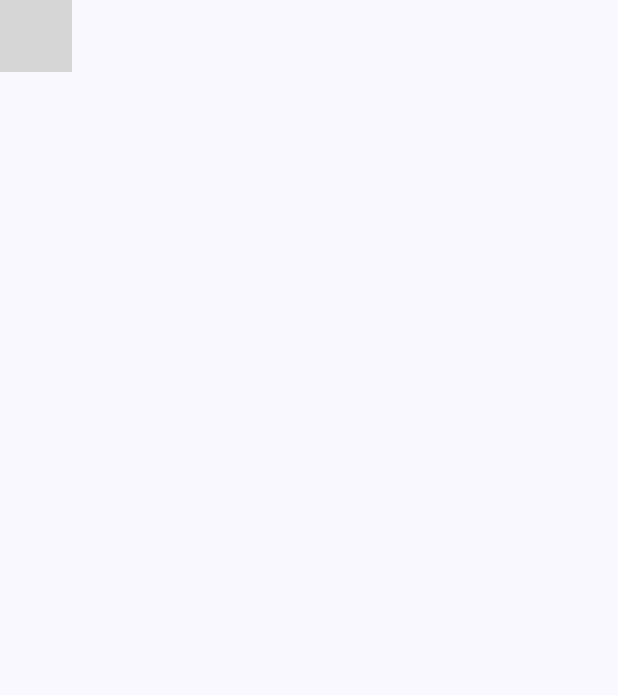
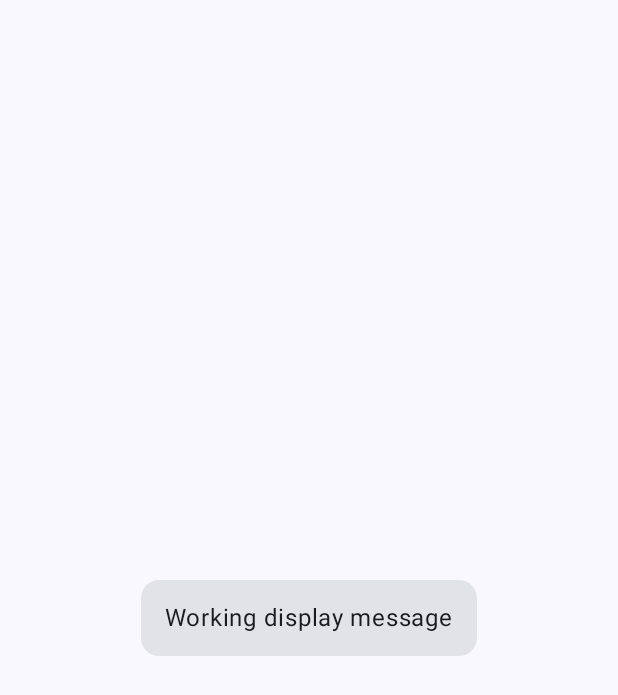
Before and after one commit to Alam646/501-Indiv-Assignment-2-Q2, an Android app built with Jetpack Compose: the screen it shows after launch (MainActivity), on a phone screen of 412 x 824 dp. Shown: the top 695 px of the screen. Run offline under Robolectric (Android 15) with nearby library versions, the phone set to English and light mode, and no system bars; grey boxes are pictures that could not be loaded.

Commit message:
implemented a basic version of the ToggleCard composable to display a message

```diff
--- a/app/src/main/java/com/example/indivassignment2q2/MainActivity.kt
+++ b/app/src/main/java/com/example/indivassignment2q2/MainActivity.kt
@@ -4,6 +4,7 @@ import android.os.Bundle
 import androidx.activity.ComponentActivity
 import androidx.activity.compose.setContent
 import androidx.activity.enableEdgeToEdge
+import androidx.compose.foundation.layout.Arrangement // <-- Add this line
 import androidx.compose.foundation.layout.Column
 import androidx.compose.foundation.layout.fillMaxSize
 import androidx.compose.foundation.layout.padding
@@ -19,6 +20,8 @@ import androidx.compose.ui.unit.dp
 import com.example.indivassignment2q2.ui.theme.IndivAssignment2Q2Theme
 
 
+
+
 class MainActivity : ComponentActivity() {
     override fun onCreate(savedInstanceState: Bundle?) {
         super.onCreate(savedInstanceState)
@@ -26,10 +29,18 @@ class MainActivity : ComponentActivity() {
         setContent {
             IndivAssignment2Q2Theme {
                 Scaffold(modifier = Modifier.fillMaxSize()) { innerPadding ->
-                    Greeting(
-                        name = "Android",
-                        modifier = Modifier.padding(innerPadding)
-                    )
+                    Column(
+                        modifier = Modifier
+                            .padding(innerPadding)
+                            .fillMaxSize(),
+                        verticalArrangement = Arrangement.Center,
+                        horizontalAlignment = Alignment.CenterHorizontally
+                    ) {
+                        ToggleCard(
+                            initialMessage = "Working display message",
+                            modifier = Modifier.padding(16.dp)
+                        )
+                    }
                 }
             }
         }
@@ -45,7 +56,7 @@ fun ToggleCard(
         modifier = modifier
     ) {
         Column(
-            modifier = Modifier.padding(16.dp), // Add some padding inside the card
+            modifier = Modifier.padding(16.dp),
             horizontalAlignment = Alignment.CenterHorizontally // Center text
         ) {
             Text(
@@ -60,6 +71,6 @@ fun ToggleCard(
 @Composable
 fun ToggleCardPreviewStep1() {
     IndivAssignment2Q2Theme {
-        ToggleCard(initialMessage = "Tap to see a fun fact!")
+        ToggleCard(initialMessage = "Working display message")
     }
 }
```
